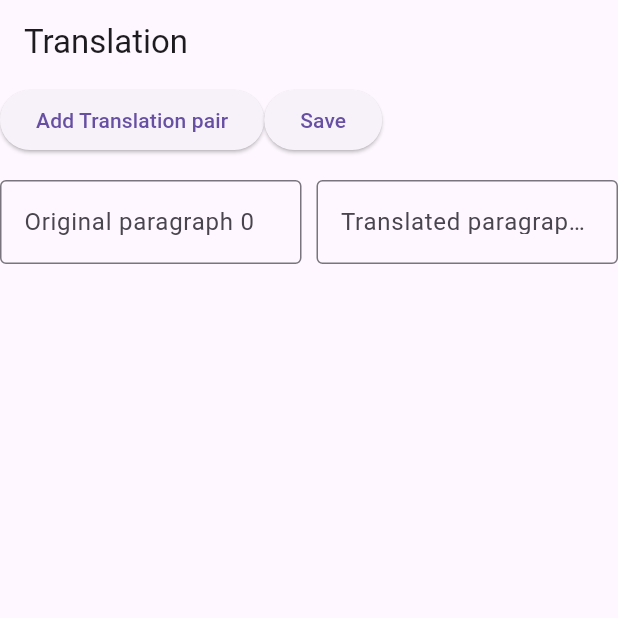
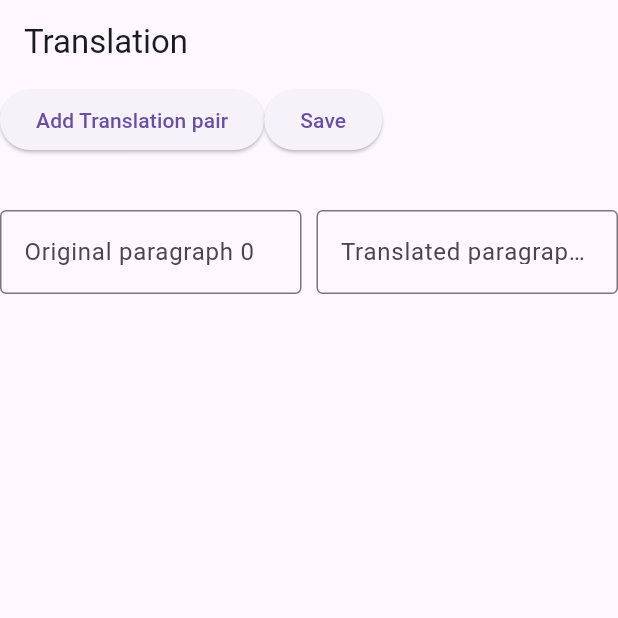
Before and after one commit to dsakurai/translator-flutter, a Flutter app: the screen it shows after launch, after a tap on "Add Translation pair", on a phone screen of 412 x 824 dp, the top half of it. Run offline on Flutter 3.47's test engine with Material 3 defaults, Android fonts, the phone set to English and light mode, and no system bars; network calls fail.

Commit message:
Add padding at the beginning of the view of translation pairs

```diff
--- a/translator/lib/main.dart
+++ b/translator/lib/main.dart
@@ -136,6 +136,7 @@ class _MyHomePageState extends State<MyHomePage> {
         SizedBox(height: 16.0),
         Expanded(
           child: ListView.separated(
+            padding: EdgeInsets.only(top: 20.0),
             separatorBuilder: (context, index) => SizedBox(height: 8.0),
             itemCount: _translations.length,
             itemBuilder: (context, index) {
```
